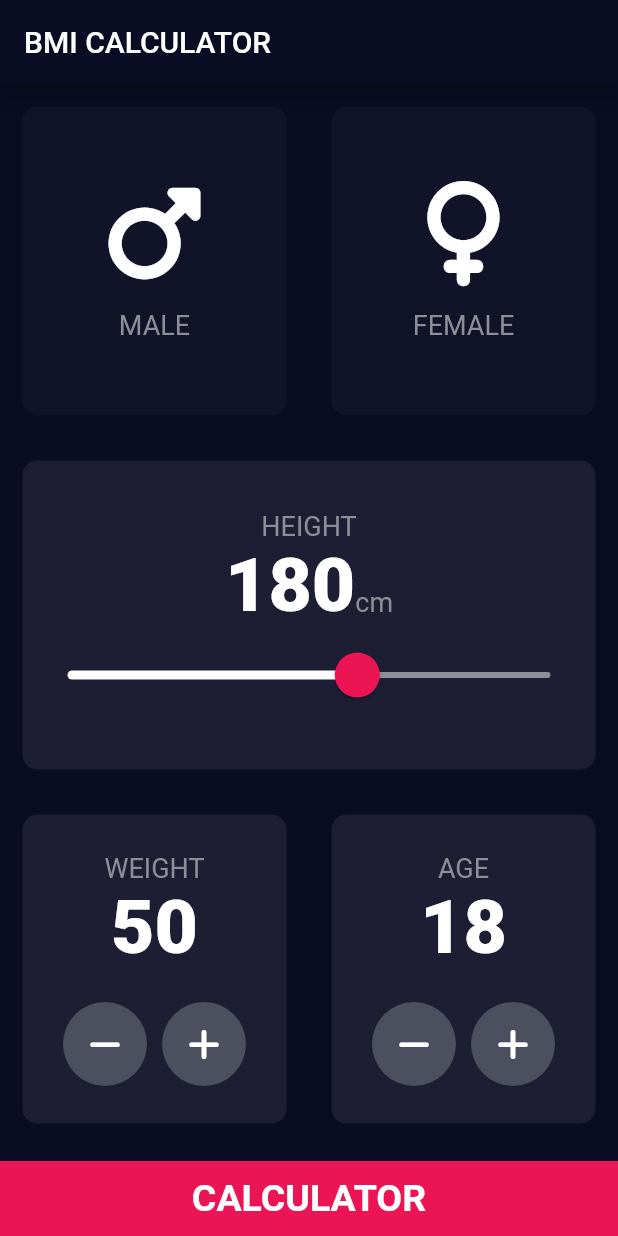
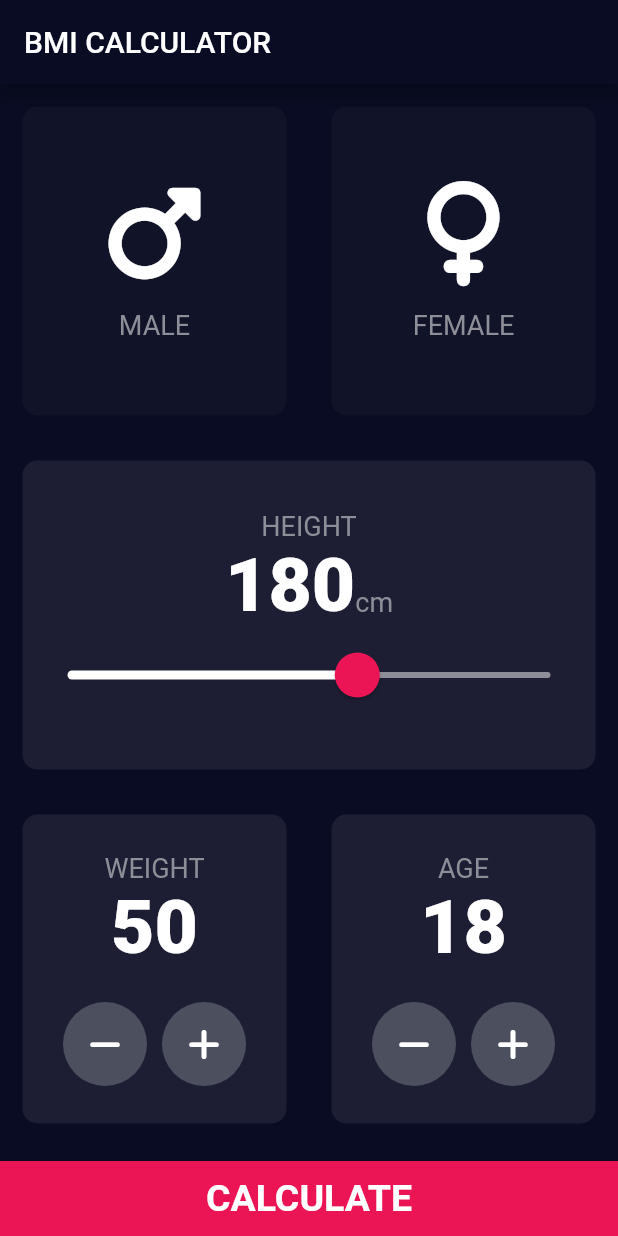
Before and after one commit to Sherry-jsp/BMI_calculator, a Flutter app: the screen it shows after launch, on a phone screen of 412 x 824 dp. Run offline on Flutter 3.47's test engine with Material 2 defaults, Android fonts, the phone set to English and light mode, and no system bars; our stand-ins replace font_awesome_flutter.

Commit message:
chore:separating dartfiles and sorting them into ner directory

```diff
--- /dev/null
+++ b/lib/components/bottom_button.dart
@@ -0,0 +1,28 @@
+import 'package:flutter/material.dart';
+import '../constants.dart';
+
+class BottomButton extends StatelessWidget {
+  BottomButton({required this.onTap, required this.buttonTitle});
+
+  final void Function() onTap;
+  final String buttonTitle;
+
+  @override
+  Widget build(BuildContext context) {
+    return GestureDetector(
+      onTap: onTap,
+      child: Container(
+        color: kBottomContainerColor,
+        margin: const EdgeInsets.only(top: 10.0),
+        width: double.infinity,
+        height: kBottomContainerHeight,
+        child: Center(
+          child: Text(
+            buttonTitle,
+            style: kLargeButtonTextStyle,
+          ),
+        ),
+      ),
+    );
+  }
+}
--- a/lib/icon_content.dart
+++ b/lib/components/icon_content.dart
@@ -1,5 +1,5 @@
 import 'package:flutter/material.dart';
-import 'constants.dart';
+import '../constants.dart';
 
 class IconContent extends StatelessWidget {
   IconContent({this.icon, this.label});
--- /dev/null
+++ b/lib/components/round_icon.dart
@@ -0,0 +1,23 @@
+import 'package:flutter/material.dart';
+
+class RoundIconButton extends StatelessWidget {
+  RoundIconButton({required this.icon, required this.onPress});
+
+  final IconData icon;
+  final void Function()? onPress;
+
+  @override
+  Widget build(BuildContext context) {
+    return RawMaterialButton(
+      elevation: 0.0,
+      constraints: BoxConstraints.tightFor(
+        width: 56.0,
+        height: 56.0,
+      ),
+      shape: CircleBorder(),
+      fillColor: Color(0xFF4C4F5E),
+      onPressed: onPress,
+      child: Icon(icon),
+    );
+  }
+}
--- a/lib/main.dart
+++ b/lib/main.dart
@@ -1,5 +1,5 @@
 import 'package:flutter/material.dart';
-import 'input_page.dart';
+import 'screens/input_page.dart';
 
 void main() => runApp(BMICalculator());
 
--- a/lib/results_page.dart
+++ /dev/null
@@ -1,13 +0,0 @@
-import 'package:flutter/material.dart';
-
-class ResultsPage extends StatelessWidget {
-  @override
-  Widget build(BuildContext context) {
-    return Scaffold(
-      appBar: AppBar(
-        title: Text('BMI CALCULATOR'),
-      ),
-      body: Text('HELLO'),
-    );
-  }
-}
--- a/lib/input_page.dart
+++ b/lib/screens/input_page.dart
@@ -1,9 +1,11 @@
 import 'package:flutter/material.dart';
 import 'package:font_awesome_flutter/font_awesome_flutter.dart';
-import 'icon_content.dart';
-import 'reusable_card.dart';
-import 'constants.dart';
+import '../components/icon_content.dart';
+import '../components/reusable_card.dart';
+import '../constants.dart';
 import 'results_page.dart';
+import '../components/bottom_button.dart';
+import '../components/round_icon.dart';
 
 enum Gender { male, female }
 
@@ -217,52 +219,19 @@ class InputPageState extends State<InputPage> {
             ),
           ),
           //Bottom app bar
-          GestureDetector(
+          BottomButton(
+            buttonTitle: 'CALCULATE',
             onTap: () {
               Navigator.push(
                 context,
-                MaterialPageRoute(builder: (context) {
-                  return ResultsPage();
-                }),
+                MaterialPageRoute(
+                  builder: (context) => ResultsPage(),
+                ),
               );
             },
-            child: Container(
-              color: kBottomContainerColor,
-              margin: const EdgeInsets.only(top: 10.0),
-              width: double.infinity,
-              height: kBottomContainerHeight,
-              child: Center(
-                child: Text(
-                  'CALCULATOR',
-                  style: kLargeButtonTextStyle,
-                ),
-              ),
-            ),
           ),
         ],
       ),
     );
   }
 }
-
-class RoundIconButton extends StatelessWidget {
-  RoundIconButton({required this.icon, required this.onPress});
-
-  final IconData icon;
-  final void Function()? onPress;
-
-  @override
-  Widget build(BuildContext context) {
-    return RawMaterialButton(
-      elevation: 0.0,
-      constraints: BoxConstraints.tightFor(
-        width: 56.0,
-        height: 56.0,
-      ),
-      shape: CircleBorder(),
-      fillColor: Color(0xFF4C4F5E),
-      onPressed: onPress,
-      child: Icon(icon),
-    );
-  }
-}
```
Also changed, not shown: lib/constants.dart (+17 -0 lines), lib/screens/results_page.dart (added, +54 -0 lines), lib/components/reusable_card.dart (renamed from lib/reusable_card.dart).
